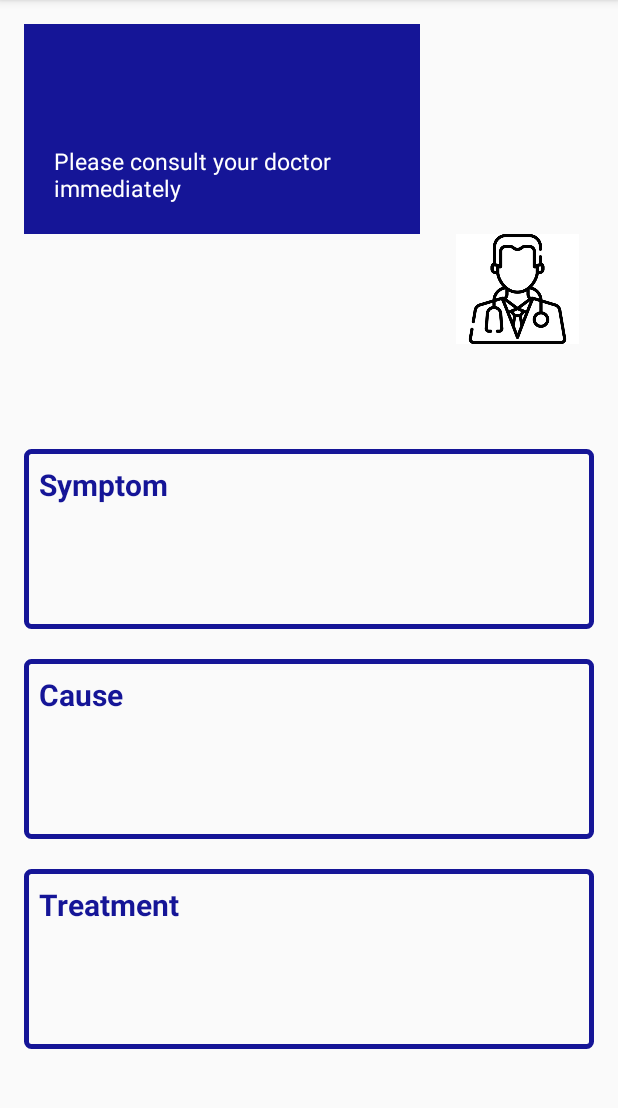
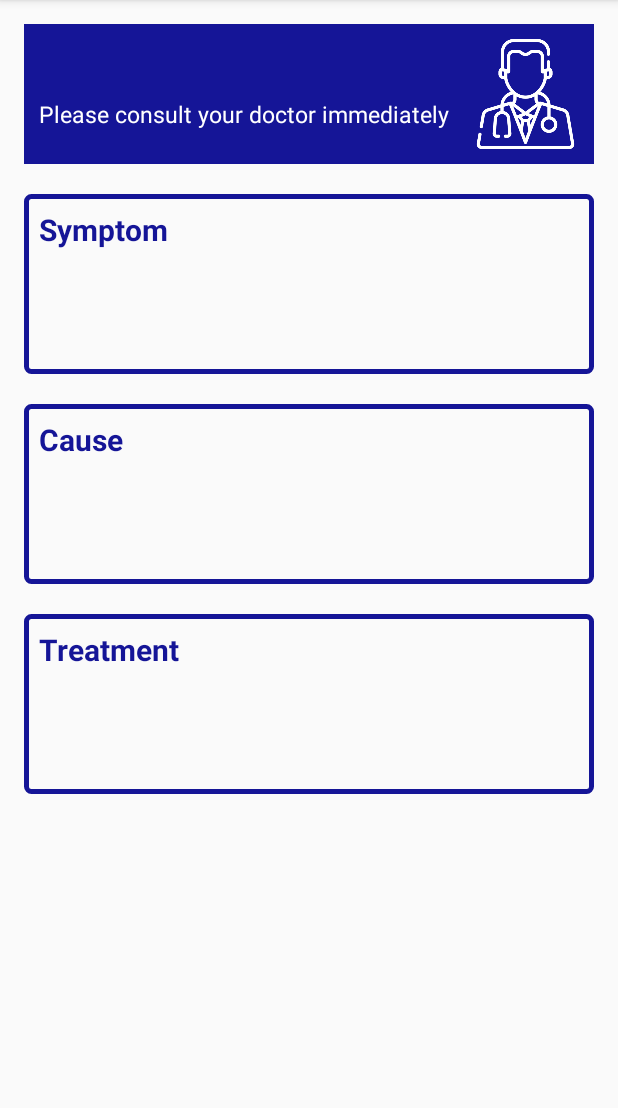
Before and after one commit to oc34nboy/majorproject, an Android app: the Main3Activity screen opened directly, with no data from a screen before it, on a phone screen of 412 x 824 dp, the part 84-1192 px from its top. Run offline under Robolectric (Android 15) with nearby library versions, the phone set to English and light mode, and no system bars; our stand-ins replace Volley.

Commit message:
fixing the report ui component

```diff
--- a/app/src/main/res/layout/report.xml
+++ b/app/src/main/res/layout/report.xml
@@ -13,45 +13,46 @@
 
     <LinearLayout
         android:layout_width="match_parent"
-        android:layout_height="283dp"
+        android:layout_height="wrap_content"
+        android:background="@color/colorPrimary"
+        android:padding="10dp"
+        android:layout_marginBottom="20dp"
         android:orientation="horizontal">
 
         <LinearLayout
-            android:layout_width="match_parent"
-            android:layout_height="238dp"
+            android:layout_width="wrap_content"
+            android:layout_height="wrap_content"
+            android:layout_marginTop="10dp"
             android:orientation="vertical">
 
             <TextView
                 android:id="@+id/disease"
-                android:layout_width="264dp"
+                android:layout_width="wrap_content"
                 android:layout_height="wrap_content"
-                android:background="#151597"
-                android:padding="10dp"
+                android:text="Disease Name"
                 android:textColor="#ffffff"
-                android:textSize="30sp"
+                android:textSize="22sp"
                 android:textStyle="bold" />
 
             <TextView
-                android:layout_width="264dp"
+                android:layout_width="wrap_content"
                 android:layout_height="wrap_content"
-                android:background="#151597"
-                android:padding="20dp"
                 android:text="Please consult your doctor immediately"
                 android:textColor="#ffffff"
                 android:textSize="15sp"
                 android:textStyle="normal" />
+        </LinearLayout>
 
             <ImageView
 
                 android:layout_width="82dp"
                 android:layout_height="73dp"
-                android:layout_gravity="right"
-                android:layout_marginRight="10dp"
-                android:background="#ffffff"
+                android:layout_marginLeft="10dp"
+
                 android:src="@drawable/doctor" />
 
 
-        </LinearLayout>
+
 
     </LinearLayout>
 
```
Also changed, not shown: app/src/main/res/drawable/doctor.png, 2 other files.
